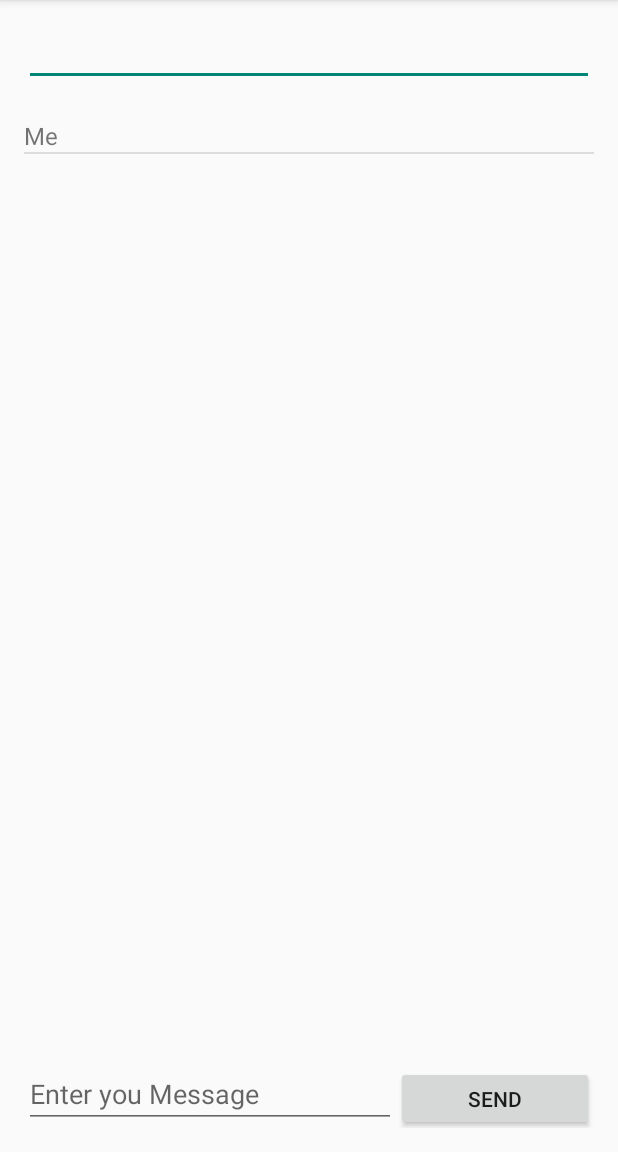
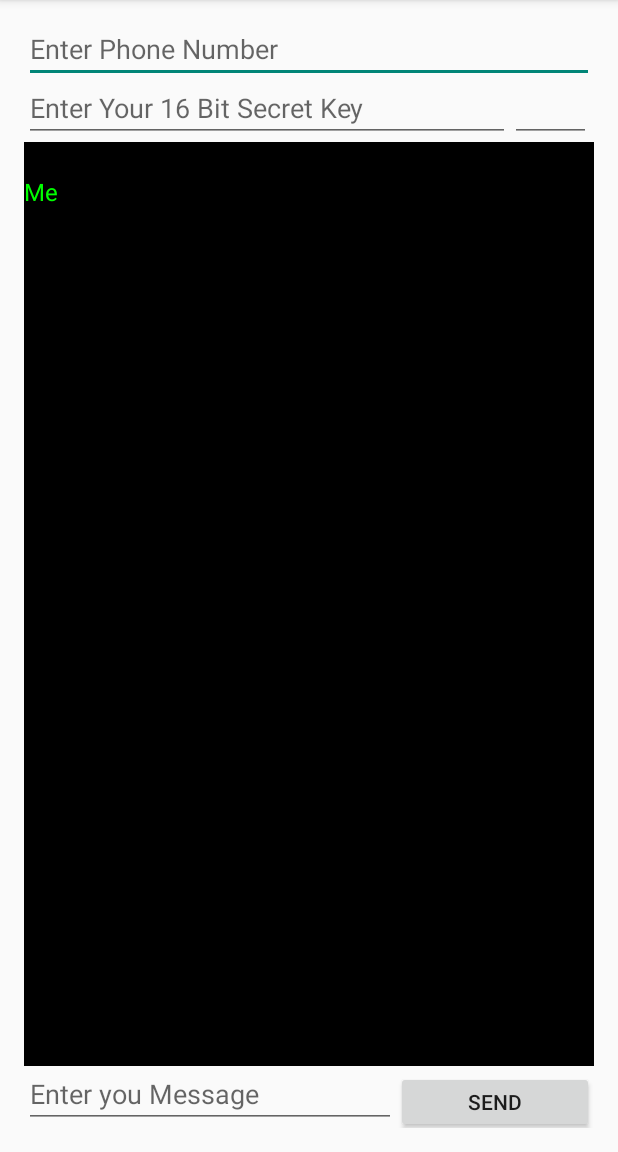
Before and after one commit to HassanNiazi/EncryptedMessagingApp, an Android app: the screen it shows after launch (MainActivity), after a tap on "SEND", on a phone screen of 412 x 824 dp, the part 84-1236 px from its top. Run offline under Robolectric (Android 15) with nearby library versions, the phone set to English and light mode, and no system bars; 5 statements that could not run were skipped.

Commit message:
Added encryption

```diff
--- a/app/src/main/java/com/messagingapp/MainActivity.java
+++ b/app/src/main/java/com/messagingapp/MainActivity.java
@@ -2,9 +2,12 @@ package com.messagingapp;
 
 import android.content.Context;
 import android.content.IntentFilter;
+import android.graphics.Color;
 import android.os.Bundle;
 import android.support.v7.app.ActionBarActivity;
 import android.telephony.SmsManager;
+import android.text.Editable;
+import android.text.TextWatcher;
 import android.view.LayoutInflater;
 import android.view.Menu;
 import android.view.MenuItem;
@@ -16,6 +19,15 @@ import android.widget.ListView;
 import android.widget.TextView;
 import android.widget.Toast;
 
+import javax.crypto.BadPaddingException;
+import javax.crypto.Cipher;
+import javax.crypto.IllegalBlockSizeException;
+import javax.crypto.NoSuchPaddingException;
+import javax.crypto.spec.SecretKeySpec;
+
+import java.security.InvalidKeyException;
+import java.security.Key;
+import java.security.NoSuchAlgorithmException;
 import java.util.ArrayList;
 
 
@@ -23,6 +35,8 @@ public class MainActivity extends ActionBarActivity {
 
     private static EditText numberField;
     private static EditText messageField;
+    private static EditText secretKeyField;
+    private static EditText lengthField;
     private static ArrayList<Message> list;
     private static MessageArrayAdapter adapter;
 
@@ -33,6 +47,8 @@ public class MainActivity extends ActionBarActivity {
 
         numberField = (EditText) findViewById(R.id.numberField);
         messageField = (EditText) findViewById(R.id.messageField);
+        secretKeyField = (EditText) findViewById(R.id.secretKeyField);
+        lengthField = (EditText) findViewById(R.id.LengthField);
         final ListView listview = (ListView) findViewById(R.id.messageList);
         list = new ArrayList<>();
         adapter = new MessageArrayAdapter(this, list);
@@ -41,6 +57,25 @@ public class MainActivity extends ActionBarActivity {
         ReceivedSMS receivedSMS = new ReceivedSMS(this);
         IntentFilter filter = new IntentFilter("android.provider.Telephony.SMS_RECEIVED");
         registerReceiver(receivedSMS, filter);
+
+        secretKeyField.addTextChangedListener(new TextWatcher() {
+            @Override
+            public void beforeTextChanged(CharSequence s, int start, int count, int after) {
+
+            }
+
+            @Override
+            public void onTextChanged(CharSequence s, int start, int before, int count) {
+
+                lengthField.setText(String.valueOf(secretKeyField.getText().toString().length()));
+
+            }
+
+            @Override
+            public void afterTextChanged(Editable s) {
+
+            }
+        });
     }
 
     @Override
@@ -68,6 +103,35 @@ public class MainActivity extends ActionBarActivity {
     public void sendMessage(View view) {
         String number = numberField.getText().toString();
         String message = messageField.getText().toString();
+        byte[] returnArray = new byte[0];
+        try {
+            String SecretKey = secretKeyField.getText().toString();
+            Cipher c = Cipher.getInstance("AES");
+
+            Key key = new SecretKeySpec(SecretKey.getBytes(), "AES");
+
+            try {
+                c.init(Cipher.ENCRYPT_MODE, key);
+            } catch (InvalidKeyException e) {
+                e.printStackTrace();
+            }
+
+            try {
+                returnArray = c.doFinal(message.getBytes());
+            } catch (IllegalBlockSizeException e) {
+                e.printStackTrace();
+            } catch (BadPaddingException e) {
+                e.printStackTrace();
+            }
+
+        } catch (NoSuchAlgorithmException e) {
+            e.printStackTrace();
+        } catch (NoSuchPaddingException e) {
+            e.printStackTrace();
+        }
+
+       // message = returnArray.toString();
+        message = byte2hex(returnArray);
         SmsManager smsManager = SmsManager.getDefault();
         smsManager.sendTextMessage(
                 number, null, message, null, null);
@@ -75,8 +139,62 @@ public class MainActivity extends ActionBarActivity {
         addToMessages("Me", message);
         messageField.setText("");
     }
+    public static String byte2hex(byte[] b) {
+        String hs = "";
+        String stmp = "";
+        for (int n = 0; n < b.length; n++) {
+            stmp = Integer.toHexString(b[n] & 0xFF);
+            if (stmp.length() == 1)
+                hs += ("0" + stmp);
+            else
+                hs += stmp;
+        }
+        return hs.toUpperCase();
+    }
+    public static byte[] hex2byte(byte[] b) {
+        if ((b.length % 2) != 0)
+            throw new IllegalArgumentException("hello");
+
+        byte[] b2 = new byte[b.length / 2];
+
+        for (int n = 0; n < b.length; n += 2) {
+            String item = new String(b, n, 2);
+            b2[n / 2] = (byte) Integer.parseInt(item, 16);
+        }
+        return b2;
+    }
 
     public void addToMessages(String sender, String message) {
+        byte[] returnArray = new byte[0];
+        byte[] msg = hex2byte(message.getBytes());
+        try {
+
+            String SecretKey = secretKeyField.getText().toString();
+            Cipher c = Cipher.getInstance("AES");
+
+            Key key = new SecretKeySpec(SecretKey.getBytes(), "AES");
+
+            try {
+                c.init(Cipher.DECRYPT_MODE, key);
+            } catch (InvalidKeyException e) {
+                e.printStackTrace();
+            }
+
+            try {
+                returnArray = c.doFinal(msg);
+            } catch (IllegalBlockSizeException e) {
+                e.printStackTrace();
+            } catch (BadPaddingException e) {
+                e.printStackTrace();
+            }
+
+        } catch (NoSuchAlgorithmException e) {
+            e.printStackTrace();
+        } catch (NoSuchPaddingException e) {
+            e.printStackTrace();
+        }
+
+        message = new String(returnArray);
         list.add(new Message(sender, message));
         adapter.notifyDataSetChanged();
     }
@@ -163,6 +281,10 @@ public class MainActivity extends ActionBarActivity {
             lineOneView.setText(lineOneText(t));
             lineTwoView.setText(lineTwoText(t));
 
+            lineOneView.setTextColor(Color.GREEN);
+            lineTwoView.setTextColor(Color.GREEN);
+
+
             return listItemView;
         }
 
--- a/app/src/main/java/com/messagingapp/ReceivedSMS.java
+++ b/app/src/main/java/com/messagingapp/ReceivedSMS.java
@@ -24,6 +24,7 @@ public class ReceivedSMS extends BroadcastReceiver {
 
         Object[] pdus = (Object[]) bundle.get("pdus");
         for (Object pdu : pdus) {
+
             SmsMessage sms = SmsMessage.createFromPdu((byte[]) pdu);
             String sender = sms.getOriginatingAddress();
             String message = sms.getMessageBody();
--- a/app/src/main/res/layout/activity_main.xml
+++ b/app/src/main/res/layout/activity_main.xml
@@ -15,14 +15,40 @@
         android:layout_height="wrap_content"
         android:layout_gravity="center_horizontal"
         android:inputType="phone"
-        android:layout_weight="1"/>
+        android:layout_weight="1"
+        android:hint="Enter Phone Number" />
+
+    <LinearLayout
+        android:orientation="horizontal"
+        android:layout_width="match_parent"
+        android:layout_height="wrap_content"
+        android:layout_weight="1"
+        android:weightSum="1">
+
+        <EditText
+            android:layout_width="251dp"
+            android:layout_height="wrap_content"
+            android:inputType="textPassword"
+            android:ems="10"
+            android:id="@+id/secretKeyField"
+            android:hint="Enter Your 16 Bit Secret Key"
+            android:layout_weight="0.98" />
+
+        <EditText
+            android:layout_width="54dp"
+            android:layout_height="wrap_content"
+            android:inputType="numberDecimal"
+            android:ems="10"
+            android:id="@+id/LengthField" />
+    </LinearLayout>
 
     <ListView
         android:id="@+id/messageList"
         android:layout_width="match_parent"
         android:layout_height="fill_parent"
         android:layout_gravity="center_horizontal"
-        android:layout_weight="20"/>
+        android:layout_weight="20"
+        android:background="#000" />
 
     <LinearLayout
         android:layout_width="match_parent"
```
